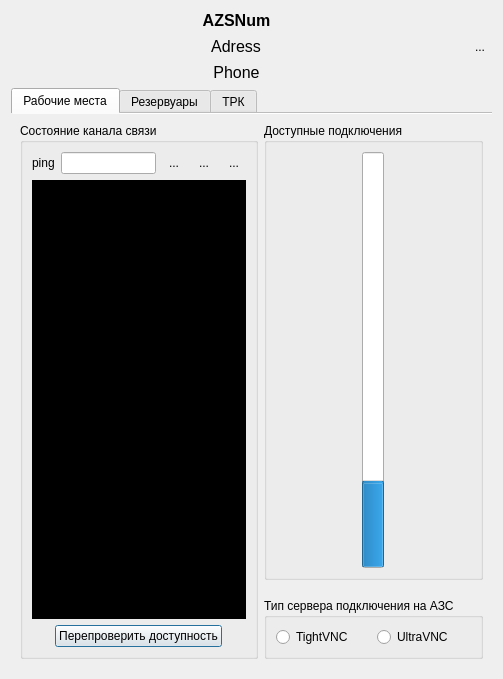
This is Terminals/objectform.ui in rust3128/Gandalf as Qt 5 draws it before an edit. The edited form follows.
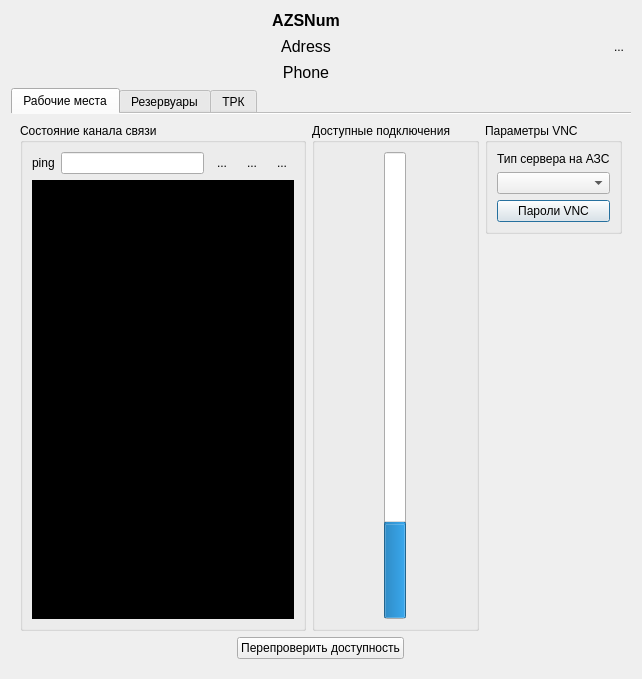
This is the edited form. Icons and pictures are not drawn.

The edit to the form file:
```diff
--- a/Terminals/objectform.ui
+++ b/Terminals/objectform.ui
@@ -6,7 +6,7 @@
    <rect>
     <x>0</x>
     <y>0</y>
-    <width>503</width>
+    <width>642</width>
     <height>679</height>
    </rect>
   </property>
@@ -139,7 +139,113 @@
        <string>Рабочие места</string>
       </attribute>
       <layout class="QGridLayout" name="gridLayout_8">
+       <item row="0" column="0">
+        <layout class="QHBoxLayout" name="horizontalLayout">
+         <item>
+          <widget class="QGroupBox" name="groupBoxPing">
+           <property name="title">
+            <string>Состояние канала связи</string>
+           </property>
+           <layout class="QGridLayout" name="gridLayout">
+            <item row="1" column="0" colspan="5">
+             <widget class="QPlainTextEdit" name="plainTextEditPing">
+              <property name="font">
+               <font>
+                <pointsize>10</pointsize>
+               </font>
+              </property>
+              <property name="styleSheet">
+               <string notr="true">background-color: rgb(0, 0, 0);
+color: rgb(0, 255, 0);</string>
+              </property>
+              <property name="placeholderText">
+               <string/>
+              </property>
+             </widget>
+            </item>
+            <item row="0" column="3">
+             <widget class="QToolButton" name="toolButtonPingAddres">
+              <property name="toolTip">
+               <string>&lt;html&gt;&lt;head/&gt;&lt;body&gt;&lt;p&gt;ping указанного адреса&lt;/p&gt;&lt;/body&gt;&lt;/html&gt;</string>
+              </property>
+              <property name="text">
+               <string>...</string>
+              </property>
+              <property name="icon">
+               <iconset resource="../resource.qrc">
+                <normaloff>:/Images/ping_icon.png</normaloff>:/Images/ping_icon.png</iconset>
+              </property>
+              <property name="iconSize">
+               <size>
+                <width>24</width>
+                <height>24</height>
+               </size>
+              </property>
+              <property name="autoRaise">
+               <bool>true</bool>
+              </property>
+             </widget>
+            </item>
+            <item row="0" column="0">
+             <widget class="QLabel" name="label_3">
+              <property name="text">
+               <string>ping</string>
+              </property>
+             </widget>
+            </item>
+            <item row="0" column="2">
+             <widget class="QToolButton" name="toolButtonAdres2Clip">
+              <property name="toolTip">
+               <string>&lt;html&gt;&lt;head/&gt;&lt;body&gt;&lt;p&gt;Скопировать адрес в буфер обмена&lt;/p&gt;&lt;/body&gt;&lt;/html&gt;</string>
+              </property>
+              <property name="text">
+               <string>...</string>
+              </property>
+              <property name="icon">
+               <iconset resource="../resource.qrc">
+                <normaloff>:/Images/clipboard_icon.png</normaloff>:/Images/clipboard_icon.png</iconset>
+              </property>
+              <property name="iconSize">
+               <size>
+                <width>24</width>
+                <height>24</height>
+               </size>
+              </property>
+              <property name="autoRaise">
+               <bool>true</bool>
+              </property>
+             </widget>
+            </item>
+            <item row="0" column="4">
+             <widget class="QToolButton" name="toolButtonClearPing">
+              <property name="toolTip">
+               <string>&lt;html&gt;&lt;head/&gt;&lt;body&gt;&lt;p&gt;Очистить окно Ping&lt;/p&gt;&lt;/body&gt;&lt;/html&gt;</string>
+              </property>
+              <property name="text">
+               <string>...</string>
+              </property>
+              <property name="icon">
+               <iconset resource="../resource.qrc">
+                <normaloff>:/Images/clear_icon.png</normaloff>:/Images/clear_icon.png</iconset>
+              </property>
+              <property name="iconSize">
+               <size>
+                <width>24</width>
+                <height>24</height>
+               </size>
+              </property>
+              <property name="autoRaise">
+               <bool>true</bool>
+              </property>
+             </widget>
+            </item>
        <item row="0" column="1">
+             <widget class="QLineEdit" name="lineEditPingAdress"/>
+            </item>
+           </layout>
+          </widget>
+         </item>
+         <item>
         <widget class="QGroupBox" name="groupBoxConnections">
          <property name="title">
           <string>Доступные подключения</string>
@@ -148,7 +254,7 @@
           <bool>false</bool>
          </property>
          <layout class="QGridLayout" name="gridLayout_6">
-          <item row="0" column="0">
+            <item row="1" column="0">
            <layout class="QVBoxLayout" name="verticalLayoutButton">
             <item alignment="Qt::AlignHCenter">
              <widget class="QProgressBar" name="progressBar">
@@ -186,151 +292,52 @@
          </layout>
         </widget>
        </item>
-       <item row="3" column="1">
+         <item>
+          <layout class="QVBoxLayout" name="verticalLayout">
+           <item>
         <widget class="QGroupBox" name="groupBox_2">
          <property name="title">
-          <string>Тип сервера подключения на АЗС</string>
+              <string>Параметры VNC</string>
          </property>
          <layout class="QGridLayout" name="gridLayout_7">
-          <item row="0" column="0">
-           <widget class="QRadioButton" name="radioButtonTightVNC">
+              <item row="1" column="0">
+               <widget class="QComboBox" name="comboBoxTypeVNC"/>
+              </item>
+              <item row="2" column="0">
+               <widget class="QPushButton" name="pushButtonChangePassVNC">
             <property name="text">
-             <string>TightVNC</string>
-            </property>
-            <property name="icon">
-             <iconset resource="../resource.qrc">
-              <normaloff>:/Images/tightvnc-logo.png</normaloff>:/Images/tightvnc-logo.png</iconset>
-            </property>
-            <property name="iconSize">
-             <size>
-              <width>32</width>
-              <height>32</height>
-             </size>
-            </property>
-           </widget>
-          </item>
-          <item row="0" column="1">
-           <widget class="QRadioButton" name="radioButtonUltraVNC">
+                 <string>Пароли VNC</string>
+                </property>
+               </widget>
+              </item>
+              <item row="0" column="0">
+               <widget class="QLabel" name="label_4">
             <property name="text">
-             <string>UltraVNC</string>
-            </property>
-            <property name="icon">
-             <iconset resource="../resource.qrc">
-              <normaloff>:/Images/UltraVNC_Icon.png</normaloff>:/Images/UltraVNC_Icon.png</iconset>
-            </property>
-            <property name="iconSize">
-             <size>
-              <width>32</width>
-              <height>32</height>
-             </size>
-            </property>
+                 <string>Тип сервера на АЗС</string>
+                </property>
            </widget>
           </item>
          </layout>
         </widget>
        </item>
-       <item row="0" column="0" rowspan="4">
-        <widget class="QGroupBox" name="groupBoxPing">
-         <property name="title">
-          <string>Состояние канала связи</string>
-         </property>
-         <layout class="QGridLayout" name="gridLayout">
-          <item row="0" column="3">
-           <widget class="QToolButton" name="toolButtonPingAddres">
-            <property name="toolTip">
-             <string>&lt;html&gt;&lt;head/&gt;&lt;body&gt;&lt;p&gt;ping указанного адреса&lt;/p&gt;&lt;/body&gt;&lt;/html&gt;</string>
-            </property>
-            <property name="text">
-             <string>...</string>
-            </property>
-            <property name="icon">
-             <iconset resource="../resource.qrc">
-              <normaloff>:/Images/ping_icon.png</normaloff>:/Images/ping_icon.png</iconset>
-            </property>
-            <property name="iconSize">
+           <item>
+            <spacer name="verticalSpacer">
+             <property name="orientation">
+              <enum>Qt::Vertical</enum>
+             </property>
+             <property name="sizeHint" stdset="0">
              <size>
-              <width>24</width>
-              <height>24</height>
-             </size>
-            </property>
-            <property name="autoRaise">
-             <bool>true</bool>
-            </property>
-           </widget>
-          </item>
-          <item row="0" column="4">
-           <widget class="QToolButton" name="toolButtonClearPing">
-            <property name="toolTip">
-             <string>&lt;html&gt;&lt;head/&gt;&lt;body&gt;&lt;p&gt;Очистить окно Ping&lt;/p&gt;&lt;/body&gt;&lt;/html&gt;</string>
-            </property>
-            <property name="text">
-             <string>...</string>
-            </property>
-            <property name="icon">
-             <iconset resource="../resource.qrc">
-              <normaloff>:/Images/clear_icon.png</normaloff>:/Images/clear_icon.png</iconset>
-            </property>
-            <property name="iconSize">
-             <size>
-              <width>24</width>
-              <height>24</height>
-             </size>
-            </property>
-            <property name="autoRaise">
-             <bool>true</bool>
-            </property>
-           </widget>
-          </item>
-          <item row="0" column="1">
-           <widget class="QLineEdit" name="lineEditPingAdress"/>
-          </item>
-          <item row="1" column="0" colspan="5">
-           <widget class="QPlainTextEdit" name="plainTextEditPing">
-            <property name="font">
-             <font>
-              <pointsize>10</pointsize>
-             </font>
-            </property>
-            <property name="styleSheet">
-             <string notr="true">background-color: rgb(0, 0, 0);
-color: rgb(0, 255, 0);</string>
-            </property>
-            <property name="placeholderText">
-             <string/>
-            </property>
-           </widget>
-          </item>
-          <item row="0" column="0">
-           <widget class="QLabel" name="label_3">
-            <property name="text">
-             <string>ping</string>
-            </property>
-           </widget>
-          </item>
-          <item row="0" column="2">
-           <widget class="QToolButton" name="toolButtonAdres2Clip">
-            <property name="toolTip">
-             <string>&lt;html&gt;&lt;head/&gt;&lt;body&gt;&lt;p&gt;Скопировать адрес в буфер обмена&lt;/p&gt;&lt;/body&gt;&lt;/html&gt;</string>
-            </property>
-            <property name="text">
-             <string>...</string>
-            </property>
-            <property name="icon">
-             <iconset resource="../resource.qrc">
-              <normaloff>:/Images/clipboard_icon.png</normaloff>:/Images/clipboard_icon.png</iconset>
-            </property>
-            <property name="iconSize">
-             <size>
-              <width>24</width>
-              <height>24</height>
-             </size>
-            </property>
-            <property name="autoRaise">
-             <bool>true</bool>
-            </property>
-           </widget>
-          </item>
-          <item row="2" column="0" colspan="5" alignment="Qt::AlignHCenter">
+               <width>20</width>
+               <height>40</height>
+              </size>
+             </property>
+            </spacer>
+           </item>
+          </layout>
+         </item>
+        </layout>
+       </item>
+       <item row="1" column="0" alignment="Qt::AlignHCenter">
            <widget class="QPushButton" name="pushButtonRefreshAcces">
             <property name="text">
              <string>Перепроверить доступность</string>
@@ -339,9 +346,6 @@
              <iconset resource="../resource.qrc">
               <normaloff>:/Images/refresh_icon.png</normaloff>:/Images/refresh_icon.png</iconset>
             </property>
-           </widget>
-          </item>
-         </layout>
         </widget>
        </item>
       </layout>
```
Left out of the diff: 48 changed lines with no effect on the pictures. Lines whose indentation alone changed are shown as unchanged.
